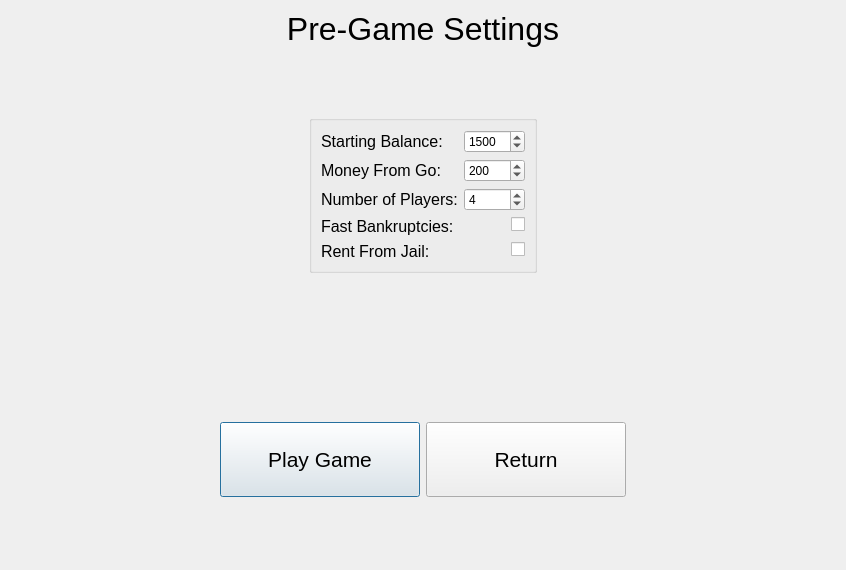
This is UI/preGameSettings.ui in Sp1riting/A-Level-Coursework as Qt 5 draws it before an edit. The edited form follows.
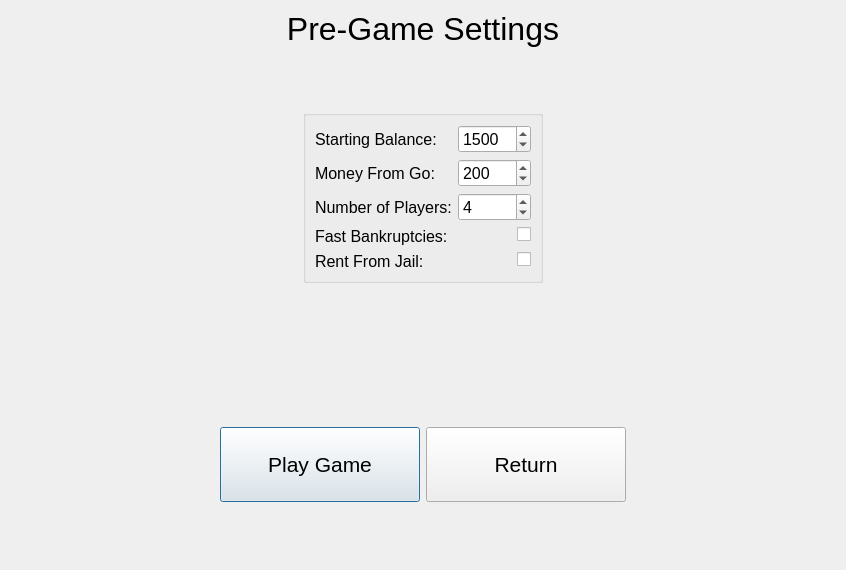
This is the edited form.

Commit message: added spacers to main menu and increased font size for pre-game settings

Patch:
```diff
--- a/UI/preGameSettings.ui
+++ b/UI/preGameSettings.ui
@@ -10,6 +10,11 @@
     <height>570</height>
    </rect>
   </property>
+  <property name="font">
+   <font>
+    <pointsize>12</pointsize>
+   </font>
+  </property>
   <property name="windowTitle">
    <string>Dialog</string>
   </property>
@@ -72,6 +77,11 @@
    </item>
    <item row="4" column="0">
     <widget class="QLabel" name="preGameErrorLabel">
+     <property name="font">
+      <font>
+       <pointsize>12</pointsize>
+      </font>
+     </property>
      <property name="text">
       <string/>
      </property>
@@ -277,12 +287,15 @@
          <widget class="QCheckBox" name="fastBankruptcyCheckBox">
           <property name="font">
            <font>
-            <pointsize>12</pointsize>
+            <pointsize>8</pointsize>
            </font>
           </property>
           <property name="layoutDirection">
            <enum>Qt::RightToLeft</enum>
           </property>
+          <property name="autoFillBackground">
+           <bool>false</bool>
+          </property>
           <property name="text">
            <string/>
           </property>
```
The commit also changes 3 other files.
